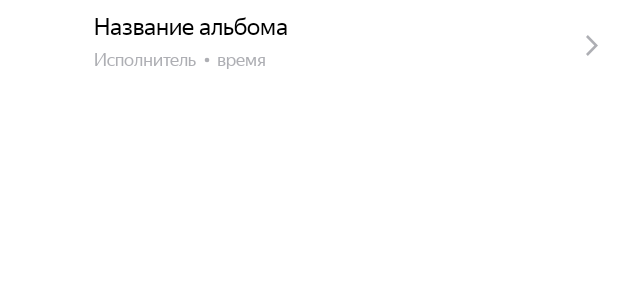
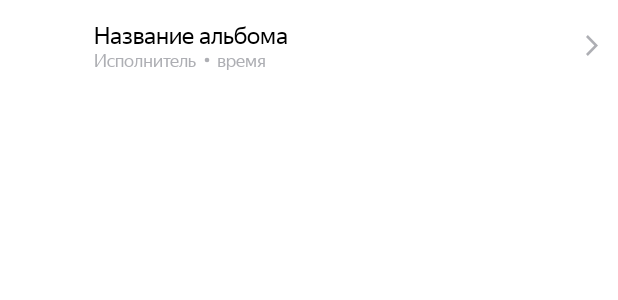
Before and after one commit to DariaKasackaja/PlaylistMaker, an Android app: the layout track_view.xml on its own in the app's theme, with its tools: preview values and no code run, on a phone screen of 412 x 824 dp. Shown: the top 300 px of the screen. Run offline under Robolectric (Android 15) with nearby library versions, the phone set to English and light mode, and no system bars.

```diff
--- a/app/src/main/res/layout/track_view.xml
+++ b/app/src/main/res/layout/track_view.xml
@@ -1,6 +1,7 @@
 <?xml version="1.0" encoding="utf-8"?>
 <androidx.constraintlayout.widget.ConstraintLayout xmlns:android="http://schemas.android.com/apk/res/android"
     xmlns:app="http://schemas.android.com/apk/res-auto"
+    xmlns:tools="http://schemas.android.com/tools"
     android:layout_width="match_parent"
     android:layout_height="@dimen/item_settings_height">
 
@@ -11,7 +12,8 @@
         android:paddingEnd="@dimen/track_view_margin_hor"
         android:paddingTop="@dimen/track_view_margin_ver"
         android:paddingBottom="@dimen/track_view_margin_ver"
-        android:orientation="horizontal">
+        android:orientation="horizontal"
+        tools:ignore="MissingConstraints">
 
         <ImageView
             android:id="@+id/cover"
@@ -30,6 +32,8 @@
                 android:layout_weight="1"
                 android:paddingEnd="4dp"
                 android:paddingStart="4dp"
+                android:paddingTop="6dp"
+                android:paddingBottom="6dp"
                 android:gravity="center"
                 android:orientation="vertical">
 
@@ -46,7 +50,6 @@
                 <LinearLayout
                     android:layout_height="match_parent"
                     android:layout_width="match_parent"
-                    android:gravity="center"
                     android:orientation="horizontal">
 
                     <TextView
@@ -54,6 +57,7 @@
                         style="@style/textGray"
                         android:maxLines="1"
                         android:ellipsize="end"
+                        android:singleLine="true"
                         android:layout_width="wrap_content"
                         android:layout_height="wrap_content"
                         android:text="@string/track_artist"
@@ -72,7 +76,7 @@
                     <TextView
                         android:id="@+id/track_time"
                         style="@style/textGray"
-                        android:layout_width="match_parent"
+                        android:layout_width="wrap_content"
                         android:layout_height="wrap_content"
                         android:text="@string/track_time"
                         android:textSize="@dimen/little_text_size"
```
Also changed, not shown: app/src/main/java/com/mifareread/playlistmaker/SearchActivity.kt (+0 -8 lines).
